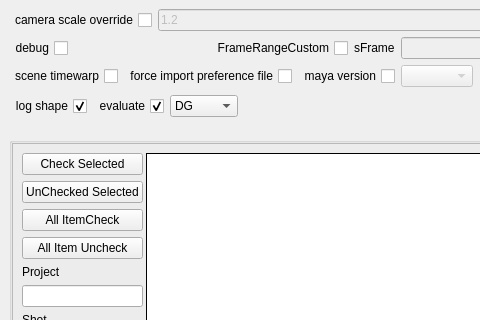
Qt form pycode/gui/exporter_gui.ui (yocineman/ND_AssetExporter) before a commit; both pictures show x 0 to 480 and y 0 to 320 of the 986 by 866 pixel window.
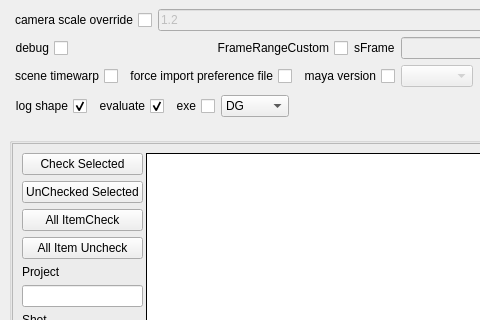
The same form after that commit.

What changed in the file:
```diff
--- a/pycode/gui/exporter_gui.ui
+++ b/pycode/gui/exporter_gui.ui
@@ -363,6 +363,16 @@
         </property>
        </widget>
       </item>
+      <item>
+       <widget class="QCheckBox" name="exe_chk">
+        <property name="layoutDirection">
+         <enum>Qt::RightToLeft</enum>
+        </property>
+        <property name="text">
+         <string>exe</string>
+        </property>
+       </widget>
+      </item>
       <item>
        <widget class="QComboBox" name="evaluate_combo">
         <item>
```
